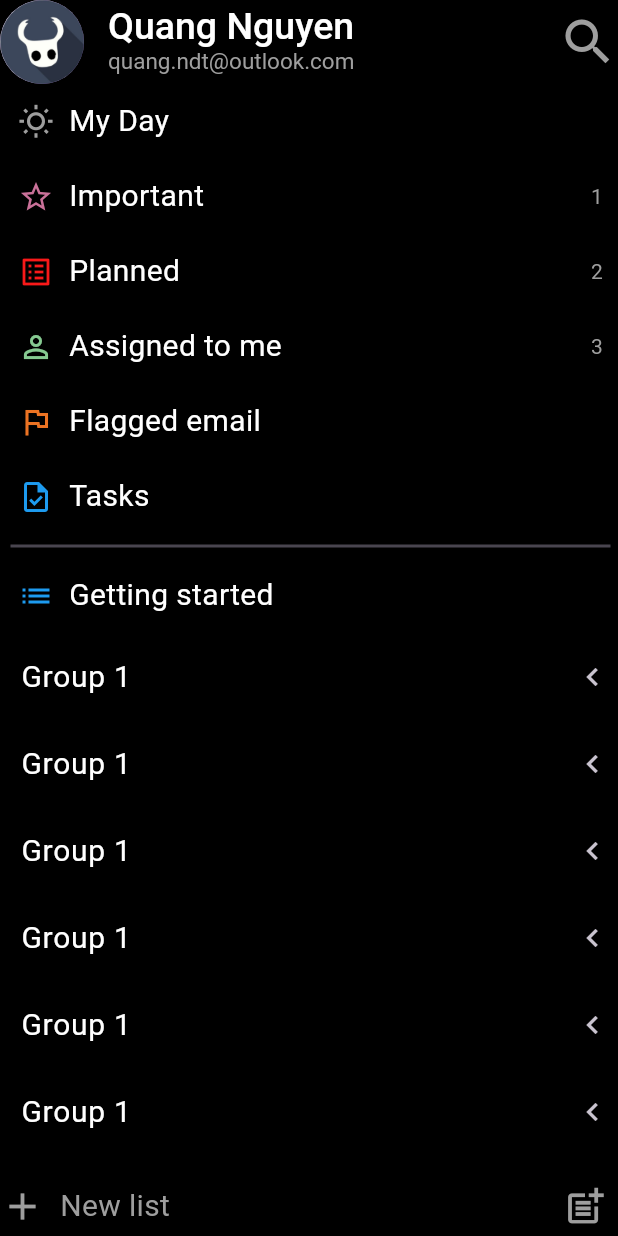
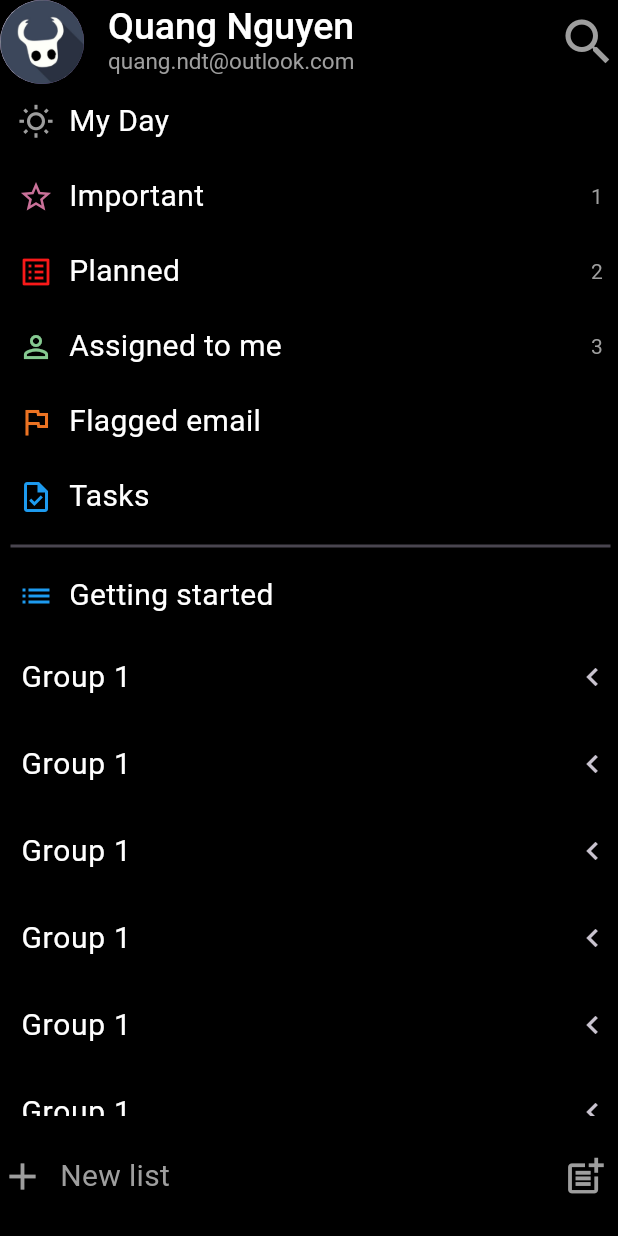
Before and after one commit to quangkyzzz/todo-app, a Flutter app: the screen it shows after launch, on a phone screen of 412 x 824 dp. Run offline on Flutter 3.47's test engine with Material 3 defaults, Android fonts, the phone set to English and light mode, and no system bars.

Commit message:
add padding at home page

```diff
--- a/lib/Home/User_profile/settings_page.dart
+++ b/lib/Home/User_profile/settings_page.dart
@@ -32,7 +32,7 @@ class _SettingsPageState extends State<SettingsPage> {
                 crossAxisAlignment: CrossAxisAlignment.start,
                 children: [
                   const CircleAvatar(
-                    backgroundImage: AssetImage('assets/images/avatar.jpg'),
+                    backgroundImage: AssetImage(AppConfigs.avatarImage),
                     radius: 35,
                   ),
                   const SizedBox(width: 20),
--- a/lib/Home/home_page.dart
+++ b/lib/Home/home_page.dart
@@ -106,7 +106,9 @@ class _HomePageState extends State<HomePage> {
           ],
         ),
       ),
-      bottomNavigationBar: Row(
+      bottomNavigationBar: Padding(
+        padding: const EdgeInsets.symmetric(vertical: 20),
+        child: Row(
           children: [
             // ignore: sized_box_for_whitespace
             Container(
@@ -138,7 +140,8 @@ class _HomePageState extends State<HomePage> {
                           )
                         ],
                       );
-                    });
+                    },
+                  );
                 },
                 child: const Row(
                   children: [
@@ -193,6 +196,7 @@ class _HomePageState extends State<HomePage> {
             )
           ],
         ),
+      ),
     );
   }
 }
```
Lines whose indentation alone changed are shown as unchanged.
